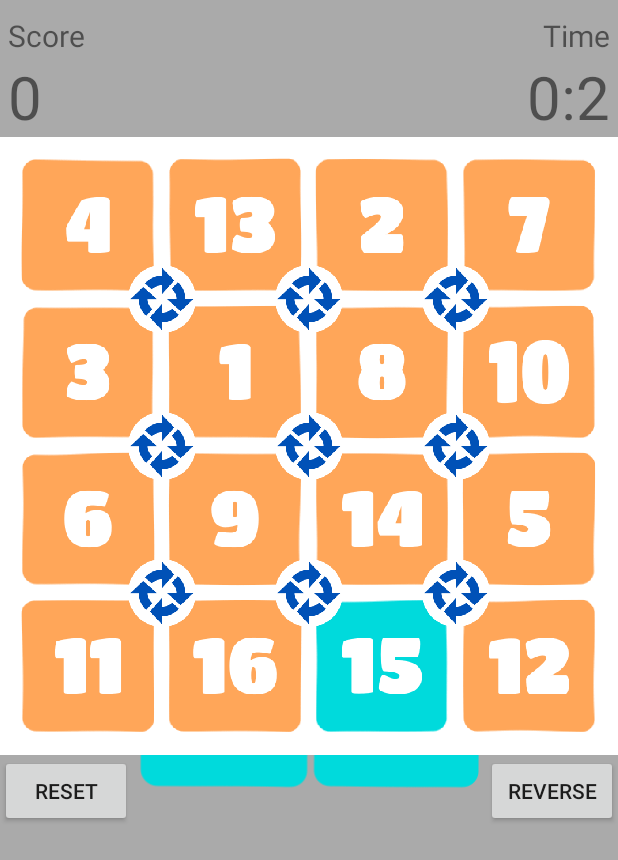
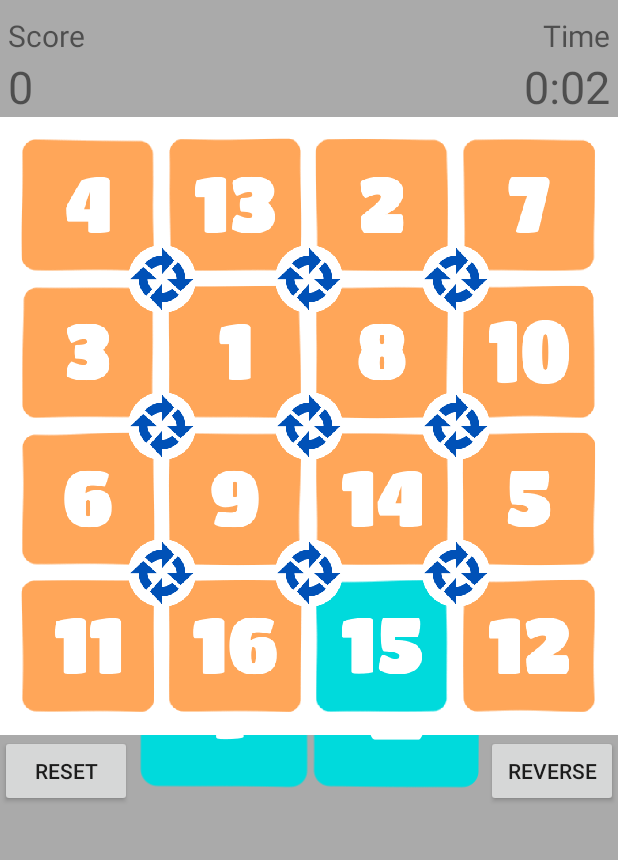
Before and after one commit to usakhelo/16s_Clone, an Android app: the screen it shows after launch (GameActivity), after a tap on "START!", on a phone screen of 412 x 824 dp. Shown: the top 860 px of the screen. Run offline under Robolectric (Android 15) with nearby library versions, the phone set to English and light mode, and no system bars.

Commit message:
score truncating fixed, initial paint fixed, time paused in onstop

```diff
--- a/app/src/main/java/com/sergepogosyan/shishnashki/GameActivity.java
+++ b/app/src/main/java/com/sergepogosyan/shishnashki/GameActivity.java
@@ -32,6 +32,7 @@ public class GameActivity extends AppCompatActivity {
   private Handler mHandler;
   private Timer mTimer;
   private TimerTask mTimerTask;
+  private Runnable mRunnable;
   private View welcomeScreen, gameScreen, resultsScreen;
   private TextView scoreView, timeView;
   private ViewGroup container;
@@ -107,18 +108,21 @@ public class GameActivity extends AppCompatActivity {
     restartButton.setOnClickListener(new View.OnClickListener() {
       @Override
       public void onClick(View view) {
+        initGame();
         switchState(GameState.started);
       }
     });
     startButton.setOnClickListener(new View.OnClickListener() {
       @Override
       public void onClick(View view) {
+        initGame();
         switchState(GameState.started);
       }
     });
     buttonReset.setOnClickListener(new View.OnClickListener() {
       @Override
       public void onClick(View view) {
+        score = 90;
         gameView.resetTiles();
       }
     });
@@ -130,6 +134,8 @@ public class GameActivity extends AppCompatActivity {
     });
 
     if (savedInstanceState != null) {
+      time = savedInstanceState.getInt(STATE_TIME, 0);
+      score = savedInstanceState.getInt(STATE_SCORE, 0);
       currentState = GameState.valueOf(savedInstanceState.getString(STATE_GAME, "welcome"));
       gameTiles = savedInstanceState.getIntArray(STATE_TILES);
       int direction = savedInstanceState.getInt(STATE_DIRECTION);
@@ -146,13 +152,22 @@ public class GameActivity extends AppCompatActivity {
     savedInstanceState.putIntArray(STATE_TILES, gameView.getTiles());
     currentState = currentState == GameState.results ? GameState.welcome : currentState;
     savedInstanceState.putString(STATE_GAME, currentState.toString());
+    Log.i(TAG, "onSaveInstanceState: " + savedInstanceState);
     super.onSaveInstanceState(savedInstanceState);
   }
 
   @Override
   protected void onStart() {
     super.onStart();
+    Log.i(TAG, "onStart: ");
     switchState(currentState);
+  }
+
+  @Override
+  protected void onStop() {
+    super.onStop();
+    Log.i(TAG, "onStop: ");
+    stopTimer();
   }
 
   @Override
@@ -160,6 +175,7 @@ public class GameActivity extends AppCompatActivity {
     Log.i(TAG, "onBackPressed: true");
     switch (currentState) {
       case started:
+        stopTimer();
         switchState(GameState.welcome);
         break;
       case welcome:
@@ -171,52 +187,66 @@ public class GameActivity extends AppCompatActivity {
     }
   }
 
+  private void printTime() {
+    int minutes = time / 60;
+    int secs = time % 60;
+    String timeStr = String.format("%1$d:%2$02d", minutes, secs);
+    timeView.setText(timeStr);
+  }
+
+  private void initTimer() {
+    if (mRunnable == null) {
+      mRunnable = new Runnable() {
+        @Override
+        public void run() {
+          time += 1;
+          printTime();
+        }
+      };
+    }
+
+    if (mTimerTask == null) {
+      mTimerTask = new TimerTask() {
+        public void run() {
+          mHandler.post(mRunnable);
+        }
+      };
+    }
+  }
+
+  private void stopTimer() {
+    if (mTimerTask != null) {
+      mTimerTask.cancel();
+      mTimerTask = null;
+    }
+  }
+
+  private void initGame() {
+    score = 0;
+    time = 0;
+    gameView.shuffleTiles();
+  }
+
   private void switchState(GameState state) {
+    Log.i(TAG, "switchState: " + state.toString());
     switch (state) {
       case welcome:
-        score = 0;
-        time = 0;
+        stopTimer();
         resultsScreen.setVisibility(View.GONE);
         gameScreen.setVisibility(View.GONE);
         welcomeScreen.setVisibility(View.VISIBLE);
         break;
       case started:
-        if (currentState == GameState.welcome || currentState == GameState.results) {
-          // kick off the timer task for counter update if not already
-          // initialized
-          if (mTimerTask == null) {
-            mTimerTask = new TimerTask() {
-              public void run() {
-                mHandler.post(new Runnable() {
-                  @Override
-                  public void run() {
-                    time += 1;
-                    int minutes = time / 60;
-                    int secs = time % 60;
-                    String timeStr = String.format("%1$d:%2$d", minutes, secs);
-                    timeView.setText(timeStr);
-                  }
-                });
-              }
-            };
-
-            mTimer.scheduleAtFixedRate(mTimerTask, 1000L, 1000L);
-
-          }
-
-          scoreView.setText(String.valueOf(score));
-          timeView.setText("0:00");
-          gameView.shuffleTiles();
-        }
+        initTimer();
+        printTime();
+        scoreView.setText(String.valueOf(score));
+        mTimer.scheduleAtFixedRate(mTimerTask, 1000L, 1000L);
         welcomeScreen.setVisibility(View.GONE);
         resultsScreen.setVisibility(View.GONE);
         gameScreen.setVisibility(View.VISIBLE);
         break;
       case results:
-        mTimerTask.cancel();
-        mTimerTask = null;
-        gameScreen.setEnabled(false);
-        gameScreen.setClickable(false);
+        stopTimer();
         resultsScreen.setVisibility(View.VISIBLE);
         break;
       case finished:
--- a/app/src/main/java/com/sergepogosyan/shishnashki/TileView.java
+++ b/app/src/main/java/com/sergepogosyan/shishnashki/TileView.java
@@ -22,6 +22,7 @@ import android.view.animation.DecelerateInterpolator;
 import android.view.animation.OvershootInterpolator;
 
 import java.util.ArrayList;
+import java.util.Arrays;
 import java.util.Collections;
 import java.util.List;
 
@@ -105,7 +106,7 @@ public class TileView extends View {
       @Override
       public void onAnimationEnd(Animator animation) {
         super.onAnimationEnd(animation);
-        animation.removeAllListeners();
+//        animation.removeAllListeners();
         setTiles(new int[] {1,2,3,4,5,6,7,8,9,10,15,11,13,14,16,12});
         mDirection = mDirectionTexture = 0;
         startAnimation();
@@ -116,16 +117,16 @@ public class TileView extends View {
 
   public void shuffleTiles() {
     if (moveAnimatorSet != null && moveAnimatorSet.isRunning()) {
-      Log.i(TAG, "shuffleTiles: " + moveAnimatorSet);
+      Log.i(TAG, "shuffleTiles1: " + moveAnimatorSet);
       return;
     }
 
     Animator hide = hideAnimation();
+//    hide.removeAllListeners();
     hide.addListener(new AnimatorListenerAdapter() {
       @Override
       public void onAnimationEnd(Animator animation) {
         super.onAnimationEnd(animation);
-        animation.removeAllListeners();
         ArrayList<Integer> nums = new ArrayList<>();
         for (int i = 0; i < (mTileCount * mTileCount); i++) {
           nums.add(i + 1);
@@ -138,9 +139,11 @@ public class TileView extends View {
         setTiles(newNums);
         mDirection = mDirectionTexture = 0;
         startAnimation();
+        Log.i(TAG, "shuffleTiles3: " + moveAnimatorSet);
       }
     });
     hide.start();
+    Log.i(TAG, "shuffleTiles2: " + moveAnimatorSet);
   }
 
   public void initTiles() {
@@ -173,11 +176,11 @@ public class TileView extends View {
     if (buttonAnimatorSet != null && buttonAnimatorSet.isRunning())
       return;
     Animator hide = hideButtonsAnim();
+//    hide.removeAllListeners();
     hide.addListener(new AnimatorListenerAdapter() {
       @Override
       public void onAnimationEnd(Animator animation) {
         super.onAnimationEnd(animation);
-        animation.removeAllListeners();
         mDirectionTexture = 1 - mDirectionTexture;
         startButtonsAnimation().start();
       }
@@ -201,7 +204,7 @@ public class TileView extends View {
       setMeasuredDimension(h, h);
     else
       setMeasuredDimension(w, w);
-//    Log.i("shishanshki: ", "onMeasure: " + w + ", " + h);
+//    Log.i(TAG, "onMeasure: " + w + ", " + h);
   }
 
   @Override
@@ -360,11 +363,11 @@ public class TileView extends View {
       Point to = mTiles.get(tileNumTrg[i]).getPosition();
       ObjectAnimator mover = ObjectAnimator.ofObject(mTiles.get(tileNumSrc[i]), "position", new PointEvaluator(), from, to);
       mover.setDuration(300);
+//      mover.removeAllListeners();
       mover.addListener(new AnimatorListenerAdapter() {
         @Override
         public void onAnimationEnd(Animator animation) {
           super.onAnimationEnd(animation);
-          animation.removeAllListeners();
           Tile tile = (Tile)((ObjectAnimator)animation).getTarget();
           if (tile == null) return;
           tile.setInPlace(mTiles.indexOf(tile) + 1 == tile.getNumber());
@@ -375,15 +378,14 @@ public class TileView extends View {
 
     moveAnimatorSet = new AnimatorSet();
     moveAnimatorSet.playTogether(moveAnimators);
+//    moveAnimatorSet.removeAllListeners();
     moveAnimatorSet.addListener(new AnimatorListenerAdapter() {
       @Override
       public void onAnimationEnd(Animator animation) {
         super.onAnimationEnd(animation);
-        animation.removeAllListeners();
         postInvalidate();
         mOnTurnListener.onTurn();
-        // TODO: 12/23/2015 check for wining position here
-        // TODO: 12/23/2015 increase score (turn amout) here
+        Log.i(TAG, "onAnimationEnd:");
       }
     });
     moveAnimatorSet.start();
--- a/app/src/main/res/layout-port/game_layout.xml
+++ b/app/src/main/res/layout-port/game_layout.xml
@@ -10,7 +10,7 @@
         android:layout_height="300dp"
         android:id="@+id/welcome_screen"
         android:layout_centerVertical="true"
-        android:visibility="gone"
+        android:visibility="visible"
         >
 
         <ImageView
@@ -64,14 +64,17 @@
             android:text="@string/score"
             />
         <TextView
-            android:layout_width="wrap_content"
+            android:layout_width="match_parent"
             android:layout_height="wrap_content"
             android:layout_alignParentLeft="true"
             android:layout_alignParentStart="true"
             android:layout_below="@id/text_score"
             android:paddingLeft="5dp"
             android:paddingStart="5dp"
-            android:textSize="40sp"
+            android:paddingRight="5dp"
+            android:paddingEnd="5dp"
+            android:textSize="30sp"
+            android:gravity="start"
             android:id="@+id/score"
             android:text="@string/score_str"
             />
@@ -87,14 +90,17 @@
             android:text="@string/time"
             />
         <TextView
-            android:layout_width="wrap_content"
+            android:layout_width="match_parent"
             android:layout_height="wrap_content"
             android:layout_alignParentRight="true"
             android:layout_alignParentEnd="true"
             android:layout_below="@id/text_time"
-            android:textSize="40sp"
+            android:textSize="30sp"
+            android:paddingLeft="5dp"
+            android:paddingStart="5dp"
             android:paddingRight="5dp"
             android:paddingEnd="5dp"
+            android:gravity="end"
             android:id="@+id/time"
             android:text="@string/time_str"
             />
@@ -132,7 +138,8 @@
         android:layout_height="match_parent"
         android:id="@+id/result_screen"
         android:background="#80000000"
-        android:visibility="visible"
+        android:visibility="gone"
+        android:clickable="true"
         >
 
         <ImageView
```
